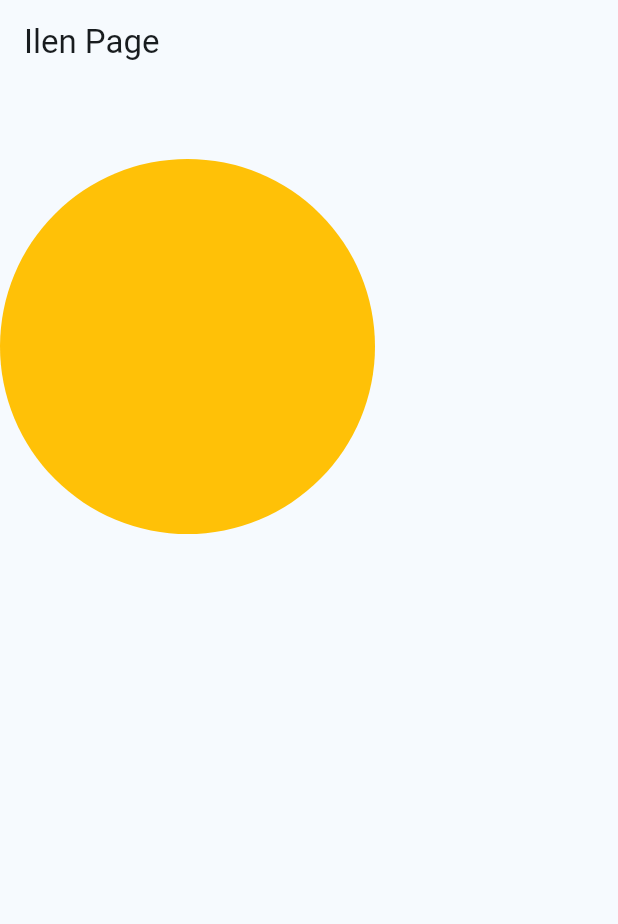
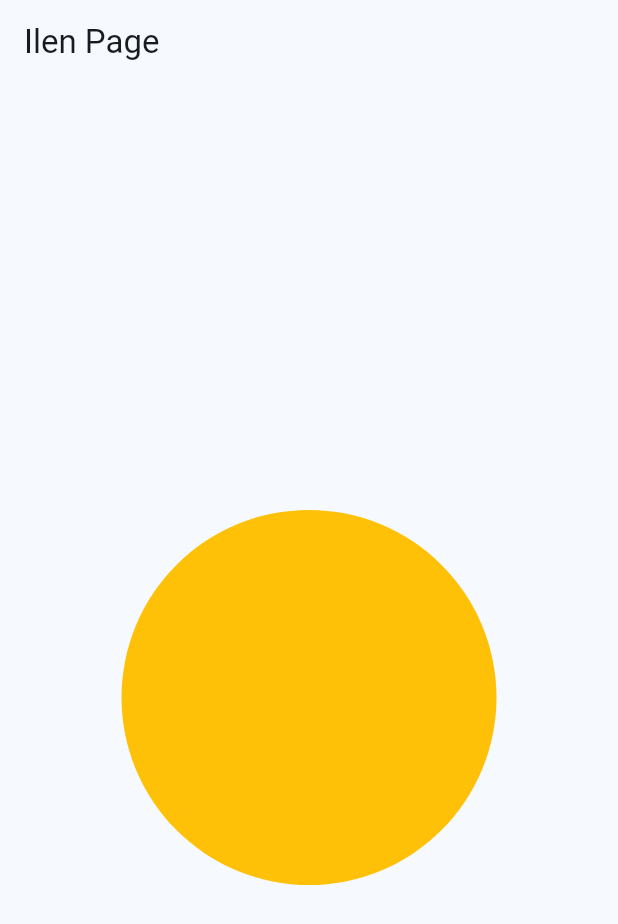
Before and after one commit to helenoktaa/Tugas_week_6_1123150205, a Flutter app: the screen it shows after launch, on a phone screen of 412 x 824 dp. Shown: the top 924 px of the screen. Run offline on Flutter 3.47's test engine with Material 3 defaults, Android fonts, the phone set to English and light mode, and no system bars.

Commit message:
update: align circular element to center of splash screen

```diff
--- a/lib/screen/splash_screen_1.dart
+++ b/lib/screen/splash_screen_1.dart
@@ -7,8 +7,10 @@ class SplashScreenPage extends StatelessWidget {
   Widget build(BuildContext context) {
     return Scaffold(
       appBar: AppBar(title: const Text("Ilen Page"), actions: const []),
-      body: SingleChildScrollView(
+      body: Center(
+        child: SingleChildScrollView(
           child: Column(
+            mainAxisAlignment: MainAxisAlignment.center,
             children: [
               SizedBox(height: 50),
               Container(
@@ -22,6 +24,7 @@ class SplashScreenPage extends StatelessWidget {
             ],
           ),
         ),
+      ),
     );
   }
 }
```
Lines whose indentation alone changed are shown as unchanged.
